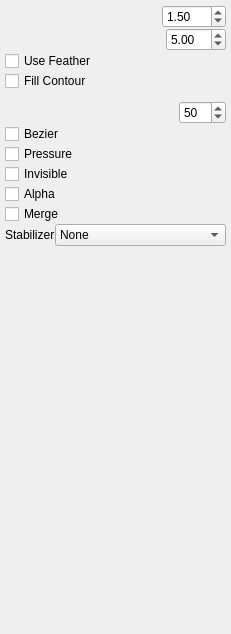
The window that app/ui/tooloptions.ui (MrStevns/pencil) describes before a commit, drawn with Qt 5.
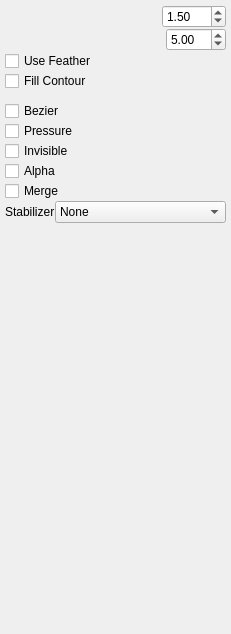
The same window after the commit. Custom widgets are drawn as their Qt base class.

Commit message: Remove old ui code.

Diff of the .ui file:
```diff
--- a/app/ui/tooloptions.ui
+++ b/app/ui/tooloptions.ui
@@ -55,7 +55,7 @@
         <x>0</x>
         <y>0</y>
         <width>221</width>
-        <height>384</height>
+        <height>340</height>
        </rect>
       </property>
       <layout class="QVBoxLayout" name="verticalLayout_4">
@@ -195,27 +195,6 @@
          </item>
         </layout>
        </item>
-       <item>
-        <layout class="QHBoxLayout" name="horizontalLayout_3" stretch="1,0">
-         <item>
-          <widget class="SpinSlider" name="toleranceSlider" native="true">
-           <property name="toolTip">
-            <string>The extent to which the color variation will be treated as being equal</string>
-           </property>
-          </widget>
-         </item>
-         <item>
-          <widget class="QSpinBox" name="toleranceSpinBox">
-           <property name="maximum">
-            <number>100</number>
-           </property>
-           <property name="value">
-            <number>50</number>
-           </property>
-          </widget>
-         </item>
-        </layout>
-       </item>
        <item>
         <widget class="QCheckBox" name="useBezierBox">
          <property name="toolTip">
```
